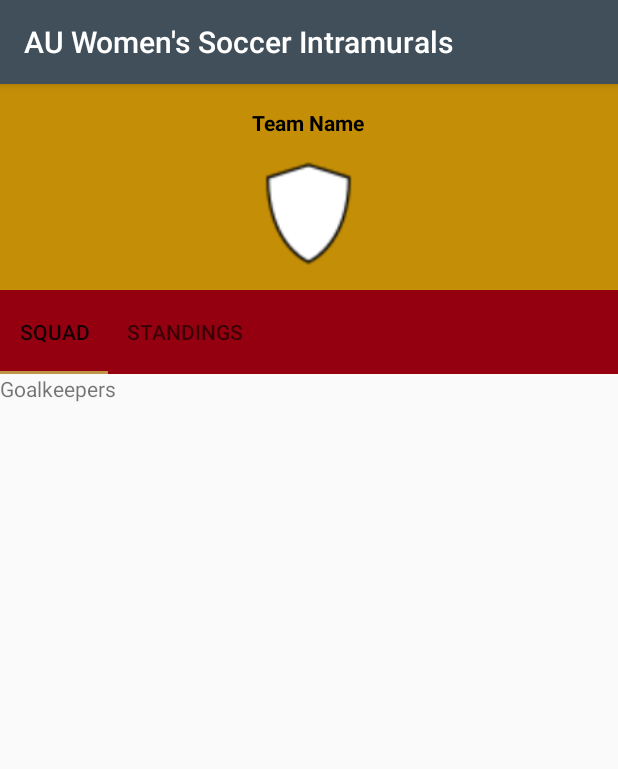
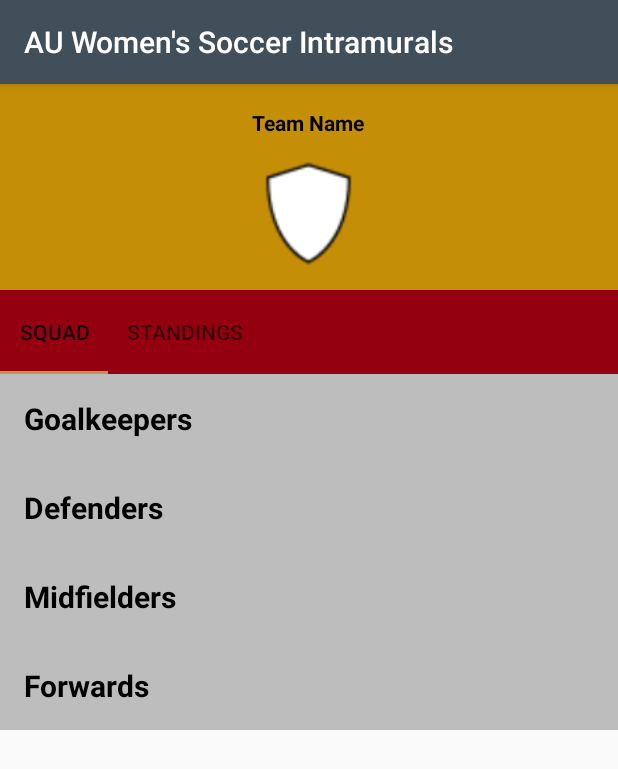
Before and after one commit to dany5555/AUSoccerIntramurals, an Android app: the SquadFragment screen opened directly, with no data from a screen before it, on a phone screen of 412 x 824 dp. Shown: the top 769 px of the screen. Run offline under Robolectric (Android 15) with nearby library versions, the light colour scheme and no system bars; our stand-ins replace Firebase (no records; nobody signed in at launch, a user with empty details on screens opened directly); pictures from the network do not load; 2 statements that could not run were skipped.

Commit message:
- Successfully been able to add multiple listviews in a   scrollview. Had to create a custom listview for it to work   as intended.

```diff
--- /dev/null
+++ b/app/src/main/java/com/ausoccer/ausoccerintramurals/CustomListView.java
@@ -0,0 +1,55 @@
+package com.ausoccer.ausoccerintramurals;
+
+import android.content.Context;
+import android.util.AttributeSet;
+import android.view.MotionEvent;
+import android.widget.ListView;
+
+public class CustomListView extends ListView {
+
+    private int mPosition;
+
+    public CustomListView(Context context) {
+        super(context);
+    }
+
+    public CustomListView(Context context, AttributeSet attrs) {
+        super(context, attrs);
+    }
+
+    public CustomListView(Context context, AttributeSet attrs, int defStyle) {
+        super(context, attrs, defStyle);
+    }
+
+    @Override
+    public boolean dispatchTouchEvent(MotionEvent ev) {
+        final int actionMasked = ev.getActionMasked() & MotionEvent.ACTION_MASK;
+
+        if (actionMasked == MotionEvent.ACTION_DOWN) {
+            mPosition = pointToPosition((int) ev.getX(), (int) ev.getY());
+            return super.dispatchTouchEvent(ev);
+        }
+
+        if (actionMasked == MotionEvent.ACTION_MOVE) {
+            return true;
+        }
+
+        if (actionMasked == MotionEvent.ACTION_UP) {
+            if (pointToPosition((int) ev.getX(), (int) ev.getY()) == mPosition) {
+                super.dispatchTouchEvent(ev);
+            } else {
+                setPressed(false);
+                invalidate();
+                return true;
+            }
+        }
+
+        return super.dispatchTouchEvent(ev);
+    }
+
+    @Override
+    protected void onMeasure(int widthMeasureSpec, int heightMeasureSpec) {
+        int expandSpec = MeasureSpec.makeMeasureSpec(Integer.MAX_VALUE >> 2, MeasureSpec.AT_MOST);
+        super.onMeasure(widthMeasureSpec, expandSpec);
+    }
+}
--- a/app/src/main/java/com/ausoccer/ausoccerintramurals/SquadFragment.java
+++ b/app/src/main/java/com/ausoccer/ausoccerintramurals/SquadFragment.java
@@ -24,7 +24,7 @@ import java.util.ArrayList;
  */
 public class SquadFragment extends Fragment {
 
-    ListView defendersList, goalkeepersList, midfieldersList, forwardsList;
+    CustomListView goalkeepersList, defendersList, midfieldersList, forwardsList;
     SquadModel squadModel;
     SquadAdapter defendersAdapter, goalkeepersAdapter, midfieldersAdapter, forwardsAdapter;
 
@@ -52,10 +52,10 @@ public class SquadFragment extends Fragment {
         // Inflate the layout for this fragment
         View v = inflater.inflate(R.layout.fragment_squad, container, false);
 
-        //defendersList = v.findViewById(R.id.defenders_list);
+        defendersList = v.findViewById(R.id.defenders_list);
         goalkeepersList = v.findViewById(R.id.goalkeepers_list);
-        //midfieldersList = v.findViewById(R.id.midfielders_list);
-        //forwardsList = v.findViewById(R.id.forwards_list);
+        midfieldersList = v.findViewById(R.id.midfielders_list);
+        forwardsList = v.findViewById(R.id.forwards_list);
 
         squadModel = new SquadModel();
         defendersAdapter = new SquadAdapter(getActivity(), defendersArrayList);
@@ -63,14 +63,14 @@ public class SquadFragment extends Fragment {
         midfieldersAdapter = new SquadAdapter(getActivity(), midfieldersArrayList);
         forwardsAdapter = new SquadAdapter(getActivity(), forwardsArrayList);
 
-        LayoutInflater inflater1 = getLayoutInflater();
-        ViewGroup header = (ViewGroup)inflater1.inflate(R.layout.listview_header, goalkeepersList, false);
-        goalkeepersList.addHeaderView(header);
+        //LayoutInflater inflater1 = getLayoutInflater();
+        //ViewGroup header = (ViewGroup)inflater1.inflate(R.layout.listview_header, goalkeepersList, false);
+        //goalkeepersList.addHeaderView(header);
 
         goalkeepersList.setAdapter(goalkeepersAdapter);
-        //defendersList.setAdapter(defendersAdapter);
-        //midfieldersList.setAdapter(defendersAdapter);
-        //forwardsList.setAdapter(defendersAdapter);
+        defendersList.setAdapter(defendersAdapter);
+        midfieldersList.setAdapter(defendersAdapter);
+        forwardsList.setAdapter(defendersAdapter);
 
         goalkeepersList.setOnItemClickListener(new AdapterView.OnItemClickListener() {
             @Override
@@ -91,7 +91,7 @@ public class SquadFragment extends Fragment {
             }
         });
 
-        /*defendersList.setOnItemClickListener(new AdapterView.OnItemClickListener() {
+        defendersList.setOnItemClickListener(new AdapterView.OnItemClickListener() {
             @Override
             public void onItemClick(AdapterView<?> adapterView, View view, int position, long l) {
                 squadModel = new SquadModel();
@@ -110,9 +110,9 @@ public class SquadFragment extends Fragment {
                 startActivity(intent);
 
             }
-        });*/
+        });
 
-        /*midfieldersList.setOnItemClickListener(new AdapterView.OnItemClickListener() {
+        midfieldersList.setOnItemClickListener(new AdapterView.OnItemClickListener() {
             @Override
             public void onItemClick(AdapterView<?> adapterView, View view, int position, long l) {
                 squadModel = new SquadModel();
@@ -131,9 +131,9 @@ public class SquadFragment extends Fragment {
                 startActivity(intent);
 
             }
-        });*/
+        });
 
-        /*forwardsList.setOnItemClickListener(new AdapterView.OnItemClickListener() {
+        forwardsList.setOnItemClickListener(new AdapterView.OnItemClickListener() {
             @Override
             public void onItemClick(AdapterView<?> adapterView, View view, int position, long l) {
                 squadModel = new SquadModel();
@@ -152,7 +152,7 @@ public class SquadFragment extends Fragment {
                 startActivity(intent);
 
             }
-        });*/
+        });
 
         TeamProfileActivity teamProfileActivity = (TeamProfileActivity) getActivity();
         String teamUid = teamProfileActivity.getTeamUid();
@@ -183,7 +183,7 @@ public class SquadFragment extends Fragment {
             }
         });
 
-        /*defendersRef.addValueEventListener(new ValueEventListener() {
+        defendersRef.addValueEventListener(new ValueEventListener() {
             @Override
             public void onDataChange(DataSnapshot dataSnapshot) {
                 defendersArrayList.clear();
@@ -241,7 +241,7 @@ public class SquadFragment extends Fragment {
             public void onCancelled(DatabaseError databaseError) {
 
             }
-        });*/
+        });
 
 
 
--- a/app/src/main/res/layout/fragment_squad.xml
+++ b/app/src/main/res/layout/fragment_squad.xml
@@ -1,24 +1,93 @@
 <?xml version="1.0" encoding="utf-8"?>
-<FrameLayout xmlns:android="http://schemas.android.com/apk/res/android"
+<ScrollView xmlns:android="http://schemas.android.com/apk/res/android"
     xmlns:tools="http://schemas.android.com/tools"
     android:layout_width="match_parent"
     android:layout_height="match_parent"
     tools:context=".SquadFragment">
 
+    <RelativeLayout
+        android:layout_width="match_parent"
+        android:layout_height="wrap_content"
+        android:orientation="vertical"
+        android:background="@color/backgroundColor">
+
+        <TextView
+            android:id="@+id/goalkeepers_header"
+            android:layout_width="wrap_content"
+            android:layout_height="wrap_content"
+            android:text="Goalkeepers"
+            android:textColor="@color/black"
+            android:textStyle="bold"
+            android:textSize="20sp"
+            android:layout_marginLeft="16dp"
+            android:layout_marginTop="16dp"/>
+
+        <com.ausoccer.ausoccerintramurals.CustomListView
+            android:id="@+id/goalkeepers_list"
+            android:layout_width="match_parent"
+            android:layout_height="wrap_content"
+            android:layout_below="@id/goalkeepers_header"
+            android:layout_marginTop="16dp"/>
+
+        <TextView
+            android:id="@+id/defenders_header"
+            android:layout_width="wrap_content"
+            android:layout_height="wrap_content"
+            android:text="Defenders"
+            android:textColor="@color/black"
+            android:textSize="20sp"
+            android:textStyle="bold"
+            android:layout_below="@id/goalkeepers_list"
+            android:layout_marginLeft="16dp"
+            android:layout_marginTop="16dp"/>
+
+        <com.ausoccer.ausoccerintramurals.CustomListView
+            android:id="@+id/defenders_list"
+            android:layout_width="match_parent"
+            android:layout_height="wrap_content"
+            android:layout_marginTop="16dp"
+            android:layout_below="@id/defenders_header"/>
+
+        <TextView
+            android:id="@+id/midfielders_header"
+            android:layout_width="wrap_content"
+            android:layout_height="wrap_content"
+            android:text="Midfielders"
+            android:textColor="@color/black"
+            android:textSize="20sp"
+            android:textStyle="bold"
+            android:layout_below="@id/defenders_list"
+            android:layout_marginLeft="16dp"
+            android:layout_marginTop="16dp"/>
+
+        <com.ausoccer.ausoccerintramurals.CustomListView
+            android:id="@+id/midfielders_list"
+            android:layout_width="match_parent"
+            android:layout_height="wrap_content"
+            android:layout_marginTop="16dp"
+            android:layout_below="@id/midfielders_header"/>
+
+        <TextView
+            android:id="@+id/forwards_header"
+            android:layout_width="wrap_content"
+            android:layout_height="wrap_content"
+            android:text="Forwards"
+            android:textColor="@color/black"
+            android:textSize="20sp"
+            android:textStyle="bold"
+            android:layout_below="@id/midfielders_list"
+            android:layout_marginLeft="16dp"
+            android:layout_marginTop="16dp"/>
+
+        <com.ausoccer.ausoccerintramurals.CustomListView
+            android:id="@+id/forwards_list"
+            android:layout_width="match_parent"
+            android:layout_height="wrap_content"
+            android:layout_marginTop="16dp"
+            android:layout_below="@id/forwards_header"/>
 
 
-
-
-
-
-
-                    <ListView
-                        android:id="@+id/goalkeepers_list"
-                        android:layout_width="match_parent"
-                        android:layout_height="wrap_content"
-                        android:isScrollContainer="false">
-
-                    </ListView>
+    </RelativeLayout>
 
 
 
@@ -29,11 +98,4 @@
 
 
 
-
-
-
-
-
-
-
-</FrameLayout>
+</ScrollView>
--- a/app/src/main/res/layout/squad_list_model.xml
+++ b/app/src/main/res/layout/squad_list_model.xml
@@ -1,7 +1,7 @@
 <?xml version="1.0" encoding="utf-8"?>
 <RelativeLayout xmlns:android="http://schemas.android.com/apk/res/android"
     android:layout_width="match_parent"
-    android:layout_height="60dp"
+    android:layout_height="70dp"
     android:background="@color/colorPrimaryText">
 
     <ImageView
```
